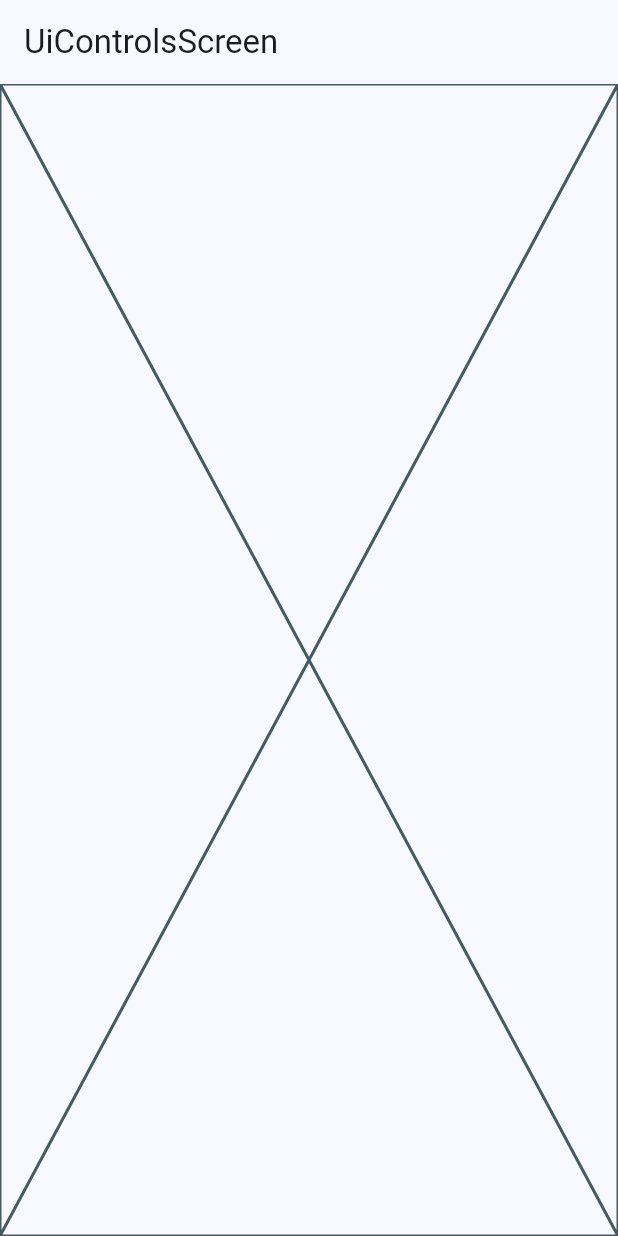
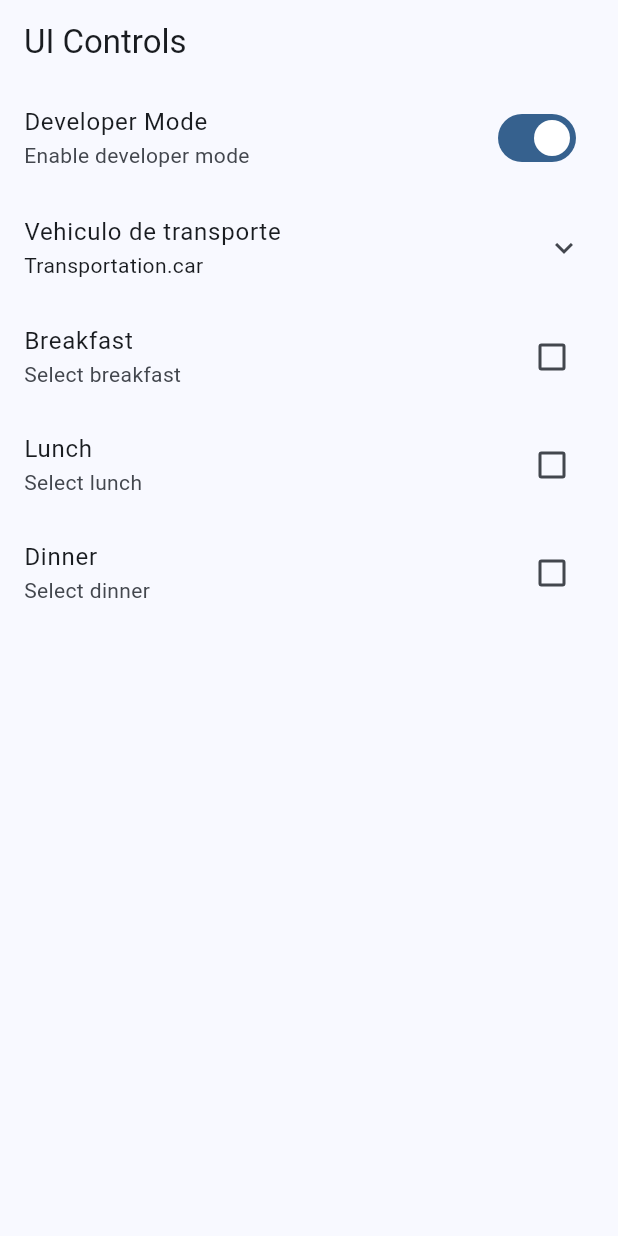
Before and after one commit to alvag/widgets_app_flutter, a Flutter app: the UiControlsScreen screen opened by its route, on a phone screen of 412 x 824 dp. Run offline on Flutter 3.47's test engine with Material 2 defaults, Android fonts, the phone set to English and light mode, and no system bars; our stand-ins replace go_router.

```diff
--- a/lib/presentation/screens/ui_controls/ui_controls_screen.dart
+++ b/lib/presentation/screens/ui_controls/ui_controls_screen.dart
@@ -9,9 +9,125 @@ class UiControlsScreen extends StatelessWidget {
   Widget build(BuildContext context) {
     return Scaffold(
       appBar: AppBar(
-        title: const Text('UiControlsScreen'),
+        title: const Text('UI Controls'),
       ),
-      body: const Placeholder(),
+      body: const _UiControlsView(),
     );
   }
 }
+
+enum Transportation { car, bike, train, airplane }
+
+class _UiControlsView extends StatefulWidget {
+  const _UiControlsView();
+
+  @override
+  State<_UiControlsView> createState() => _UiControlsViewState();
+}
+
+class _UiControlsViewState extends State<_UiControlsView> {
+  bool isDeveloper = true;
+  Transportation selectedTransport = Transportation.car;
+  bool wantsBreakfast = false;
+  bool wantsLunch = false;
+  bool wantsDinner = false;
+
+  @override
+  Widget build(BuildContext context) {
+    return ListView(
+      physics: const BouncingScrollPhysics(),
+      children: [
+        SwitchListTile(
+          value: isDeveloper,
+          title: const Text('Developer Mode'),
+          subtitle: const Text('Enable developer mode'),
+          onChanged: (value) {
+            setState(() {
+              isDeveloper = value;
+            });
+          },
+        ),
+        ExpansionTile(
+          title: const Text('Vehiculo de transporte'),
+          subtitle: Text('$selectedTransport'),
+          children: [
+            RadioListTile(
+              title: const Text('Car'),
+              subtitle: const Text('Select car as your transportation'),
+              value: Transportation.car,
+              groupValue: selectedTransport,
+              onChanged: (value) {
+                setState(() {
+                  selectedTransport = Transportation.car;
+                });
+              },
+            ),
+            RadioListTile(
+              title: const Text('Airplane'),
+              subtitle: const Text('Select airplane as your transportation'),
+              value: Transportation.airplane,
+              groupValue: selectedTransport,
+              onChanged: (value) {
+                setState(() {
+                  selectedTransport = Transportation.airplane;
+                });
+              },
+            ),
+            RadioListTile(
+              title: const Text('Bike'),
+              subtitle: const Text('Select bike as your transportation'),
+              value: Transportation.bike,
+              groupValue: selectedTransport,
+              onChanged: (value) {
+                setState(() {
+                  selectedTransport = Transportation.bike;
+                });
+              },
+            ),
+            RadioListTile(
+              title: const Text('Train'),
+              subtitle: const Text('Select train as your transportation'),
+              value: Transportation.train,
+              groupValue: selectedTransport,
+              onChanged: (value) {
+                setState(() {
+                  selectedTransport = Transportation.train;
+                });
+              },
+            ),
+          ],
+        ),
+        CheckboxListTile(
+          title: const Text('Breakfast'),
+          subtitle: const Text('Select breakfast'),
+          value: wantsBreakfast,
+          onChanged: (value) {
+            setState(() {
+              wantsBreakfast = !wantsBreakfast;
+            });
+          },
+        ),
+        CheckboxListTile(
+          title: const Text('Lunch'),
+          subtitle: const Text('Select lunch'),
+          value: wantsLunch,
+          onChanged: (value) {
+            setState(() {
+              wantsLunch = !wantsLunch;
+            });
+          },
+        ),
+        CheckboxListTile(
+          title: const Text('Dinner'),
+          subtitle: const Text('Select dinner'),
+          value: wantsDinner,
+          onChanged: (value) {
+            setState(() {
+              wantsDinner = !wantsDinner;
+            });
+          },
+        ),
+      ],
+    );
+  }
+}
```
